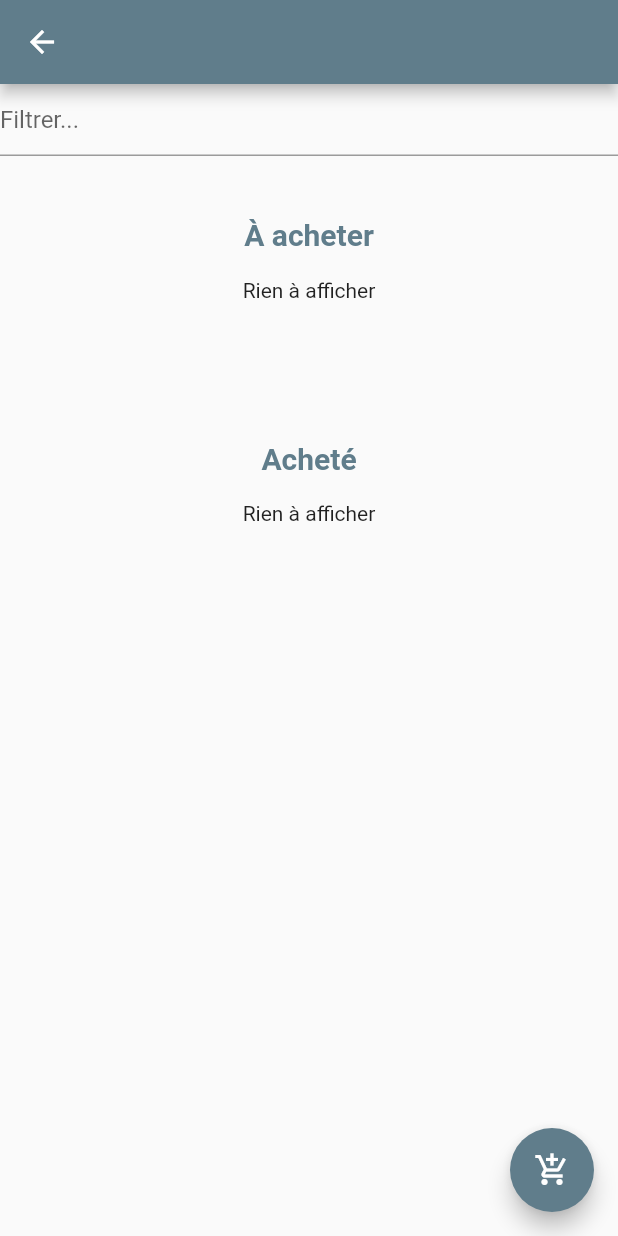
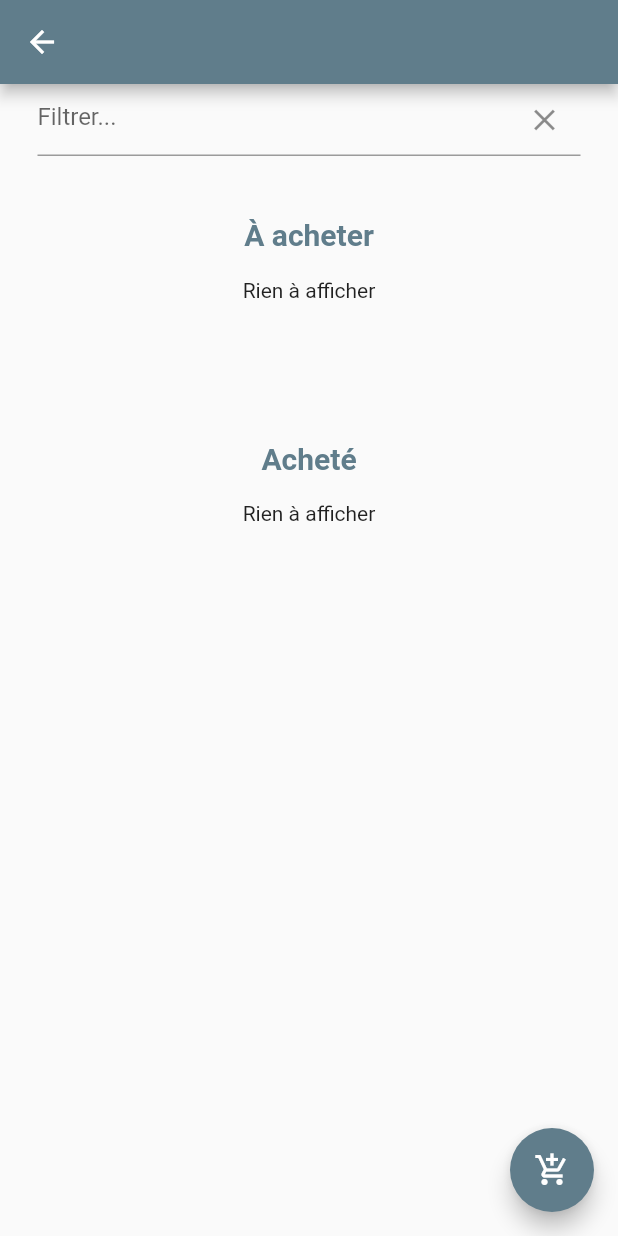
Before and after one commit to ChinaskiJr/Calicourse-Flutter, a Flutter app: the ShopPage screen opened by its route, on a phone screen of 412 x 824 dp. Run offline on Flutter 3.47's test engine with Material 2 defaults, Android fonts, the phone set to English and light mode, and no system bars; our stand-ins replace flutter_secure_storage; accounts and stored records are empty.

Commit message:
Add a clear icon to the textfield

```diff
--- a/lib/widgets/pages/ShopPage.dart
+++ b/lib/widgets/pages/ShopPage.dart
@@ -53,9 +53,25 @@ class _ShopPageState extends State<ShopPage> {
       body: SingleChildScrollView(
         child: Column(
           children: <Widget>[
-            TextField(
+            Padding(
+              padding: EdgeInsets.symmetric(
+                horizontal: 25.0
+              ),
+              child: TextField(
                 decoration: InputDecoration(
                     hintText: "Filtrer...",
+                    suffixIcon: IconButton(
+                        icon: Icon(Icons.clear),
+                        onPressed: () async {
+                          _filterTextController.clear();
+                          if (!mytimer.isActive) {
+                            await _updateArticles(shopId);
+                            this.mytimer = Timer.periodic(Duration(seconds: 2), (timer) {
+                              _updateArticles(shopId);
+                            });
+                          }
+                        }
+                    )
                 ),
                 controller: _filterTextController,
                 onChanged: (String str) async {
@@ -82,6 +98,7 @@ class _ShopPageState extends State<ShopPage> {
                     }
                   }
                 },
+              ),
             ),
             Container(
               padding: EdgeInsets.all(MediaQuery.of(context).size.height * 0.05),
```
Lines whose indentation alone changed are shown as unchanged.
